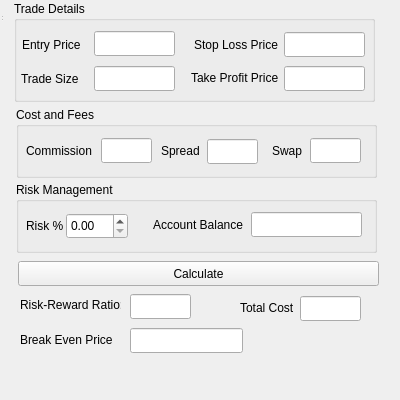
Before: the Qt Designer form src/breakevencalculator.ui in yousefvand/Forex-Calculator, drawn with Qt 5.
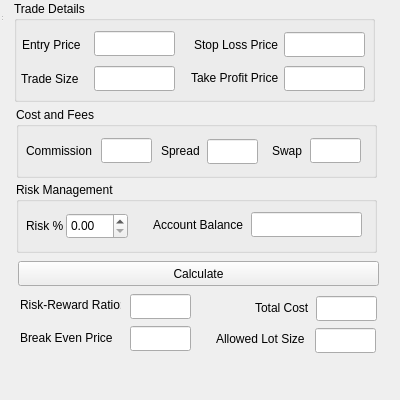
After: the same form once the commit is applied.

The edit to the form file:
```diff
--- a/src/breakevencalculator.ui
+++ b/src/breakevencalculator.ui
@@ -346,7 +346,7 @@
    <widget class="QLabel" name="label_13">
     <property name="geometry">
      <rect>
-      <x>240</x>
+      <x>255</x>
       <y>297</y>
       <width>61</width>
       <height>21</height>
@@ -365,7 +365,7 @@
    <widget class="QLineEdit" name="lineEditTotalCost">
     <property name="geometry">
      <rect>
-      <x>300</x>
+      <x>316</x>
       <y>296</y>
       <width>61</width>
       <height>25</height>
@@ -379,8 +379,8 @@
     <property name="geometry">
      <rect>
       <x>130</x>
-      <y>328</y>
-      <width>113</width>
+      <y>326</y>
+      <width>61</width>
       <height>25</height>
      </rect>
     </property>
@@ -392,7 +392,7 @@
     <property name="geometry">
      <rect>
       <x>20</x>
-      <y>329</y>
+      <y>327</y>
       <width>101</width>
       <height>21</height>
      </rect>
@@ -407,6 +407,38 @@
      <string>Break Even Price</string>
     </property>
    </widget>
+   <widget class="QLabel" name="label_14">
+    <property name="geometry">
+     <rect>
+      <x>216</x>
+      <y>328</y>
+      <width>101</width>
+      <height>21</height>
+     </rect>
+    </property>
+    <property name="sizePolicy">
+     <sizepolicy hsizetype="Preferred" vsizetype="Fixed">
+      <horstretch>0</horstretch>
+      <verstretch>0</verstretch>
+     </sizepolicy>
+    </property>
+    <property name="text">
+     <string>Allowed Lot Size</string>
+    </property>
+   </widget>
+   <widget class="QLineEdit" name="lineEditAllowedLotSize">
+    <property name="geometry">
+     <rect>
+      <x>315</x>
+      <y>328</y>
+      <width>61</width>
+      <height>25</height>
+     </rect>
+    </property>
+    <property name="readOnly">
+     <bool>true</bool>
+    </property>
+   </widget>
   </widget>
   <widget class="QStatusBar" name="statusbar">
    <property name="geometry">
```
